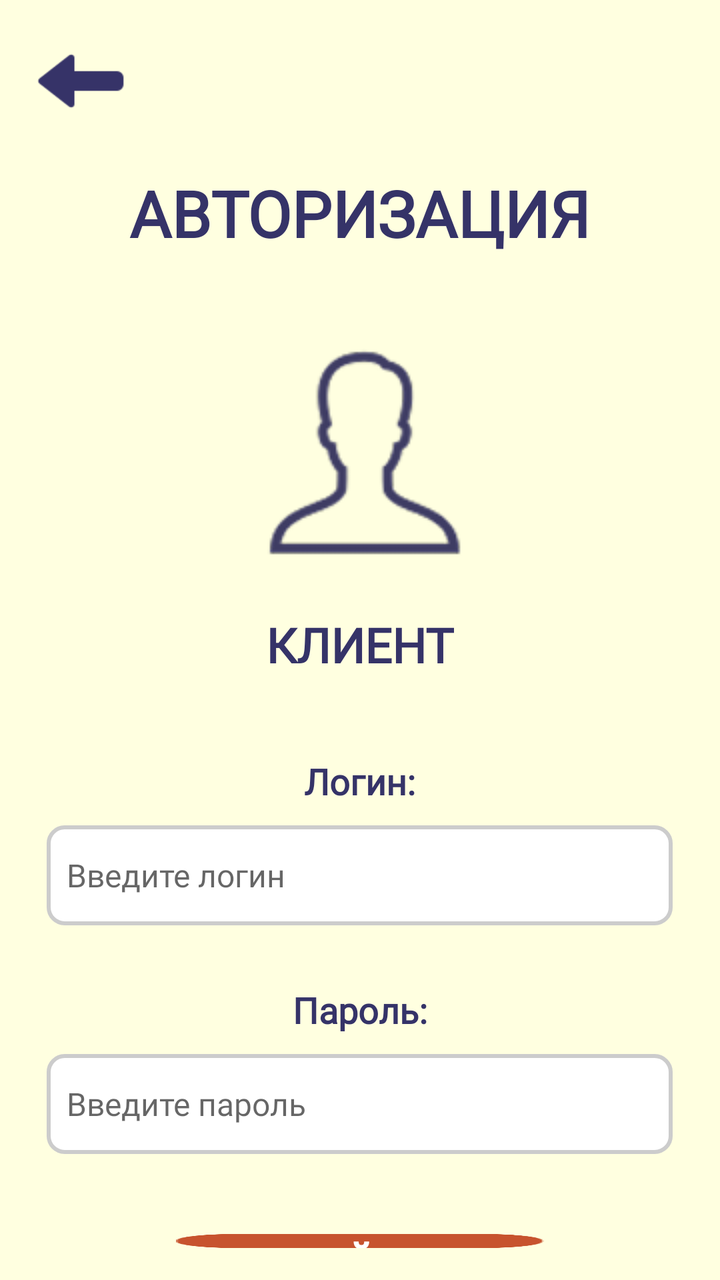
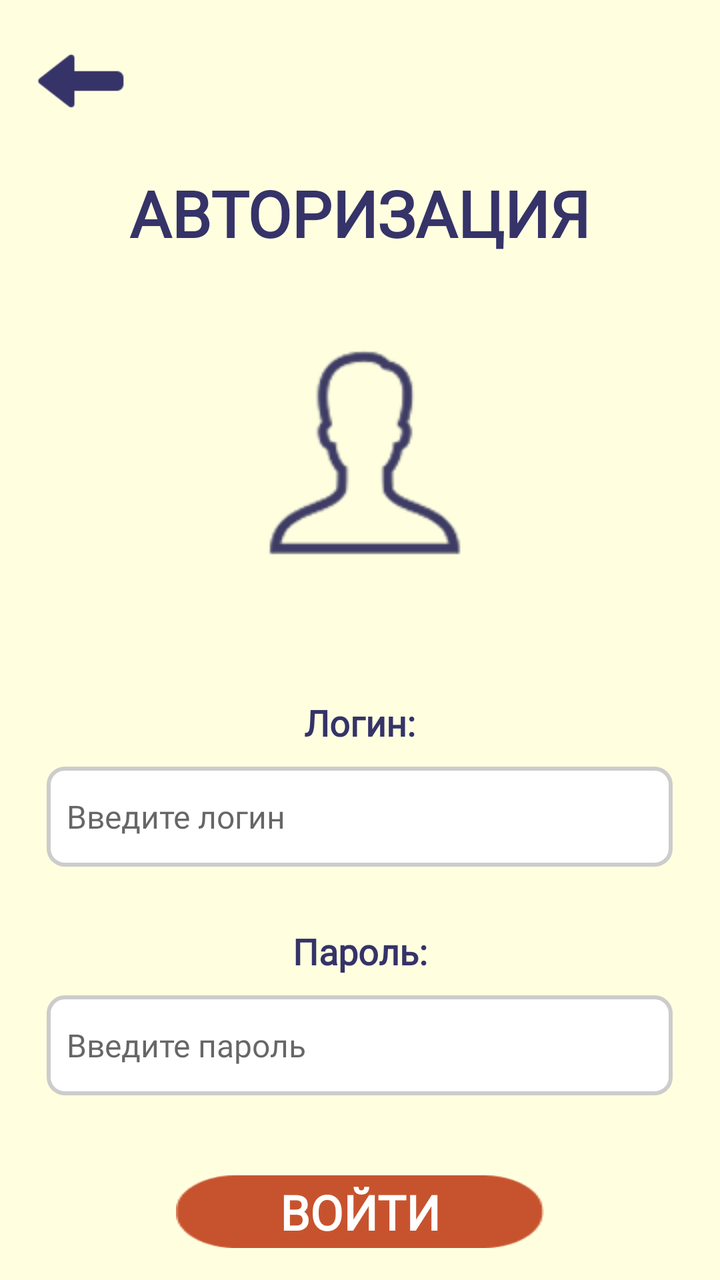

The first picture is an Android layout as it rendered before a commit; the second is the same layout after the commit. The layout source and the unified diff follow.
<!-- AndroidManifest.xml: application theme Theme.DoKusochka -->
<!-- res/layout/client_auth_screen.xml -->
<?xml version="1.0" encoding="utf-8"?>
<RelativeLayout xmlns:android="http://schemas.android.com/apk/res/android"
    android:layout_width="match_parent"
    android:layout_height="match_parent"
    android:background="#FFFFE0"
    android:padding="16dp">

    
    <ImageView
        android:id="@+id/backButton"
        android:layout_width="49dp"
        android:layout_height="49dp"
        android:src="@drawable/back_icon"
        android:rotation="180"
        android:layout_alignParentStart="true"
        android:layout_alignParentTop="true" />

    
    <TextView
        android:id="@+id/titleText"
        android:layout_width="wrap_content"
        android:layout_height="wrap_content"
        android:text="АВТОРИЗАЦИЯ"
        android:textColor="#353368"
        android:textSize="32sp"
        android:textStyle="bold"
        android:layout_below="@id/backButton"
        android:layout_centerHorizontal="true"
        android:layout_marginTop="20dp"
        android:fontFamily="@font/jost_bold" />

    
    <ImageView
        android:id="@+id/userIcon"
        android:layout_width="118dp"
        android:layout_height="118dp"
        android:src="@drawable/user_icon_front"
        android:layout_below="@id/titleText"
        android:layout_centerHorizontal="true"
        android:layout_marginTop="40dp" />

    
    <TextView
        android:id="@+id/clientText"
        android:layout_width="wrap_content"
        android:layout_height="wrap_content"
        android:text="КЛИЕНТ"
        android:textColor="#353368"
        android:textSize="24sp"
        android:textStyle="bold"
        android:layout_below="@id/userIcon"
        android:layout_centerHorizontal="true"
        android:layout_marginTop="20dp"
        android:fontFamily="@font/jost_bold" />

    
    <TextView
        android:id="@+id/loginLabel"
        android:layout_width="wrap_content"
        android:layout_height="wrap_content"
        android:text="Логин:"
        android:textColor="#353368"
        android:textSize="18sp"
        android:textStyle="bold"
        android:layout_below="@id/clientText"
        android:layout_centerHorizontal="true"
        android:layout_marginTop="40dp"
        android:fontFamily="@font/jost_bold" />

    <EditText
        android:id="@+id/loginEditText"
        android:layout_width="313dp"
        android:layout_height="50dp"
        android:background="@drawable/edittext_background"
        android:padding="10dp"
        android:textColor="#353368"
        android:textSize="16sp"
        android:hint="Введите логин"
        android:layout_below="@id/loginLabel"
        android:layout_centerHorizontal="true"
        android:layout_marginTop="10dp"
        android:maxLines="1"
        android:singleLine="true"
        android:fontFamily="@font/jost_regular" />

    
    <TextView
        android:id="@+id/passwordLabel"
        android:layout_width="wrap_content"
        android:layout_height="wrap_content"
        android:text="Пароль:"
        android:textColor="#353368"
        android:textSize="18sp"
        android:textStyle="bold"
        android:layout_below="@id/loginEditText"
        android:layout_centerHorizontal="true"
        android:layout_marginTop="30dp"
        android:fontFamily="@font/jost_bold" />

    <EditText
        android:id="@+id/passwordEditText"
        android:layout_width="313dp"
        android:layout_height="50dp"
        android:background="@drawable/edittext_background"
        android:padding="10dp"
        android:textColor="#353368"
        android:textSize="16sp"
        android:hint="Введите пароль"
        android:layout_below="@id/passwordLabel"
        android:layout_centerHorizontal="true"
        android:layout_marginTop="10dp"
        android:maxLines="1"
        android:singleLine="true"
        android:inputType="textPassword"
        android:fontFamily="@font/jost_regular" />

    
    <RelativeLayout
        android:id="@+id/loginButton"
        android:layout_width="184dp"
        android:layout_height="63dp"
        android:background="@drawable/dark_button_background"
        android:layout_below="@id/passwordEditText"
        android:layout_centerHorizontal="true"
        android:layout_marginTop="40dp"
        android:clickable="true"
        android:focusable="true">

        <TextView
            android:layout_width="wrap_content"
            android:layout_height="wrap_content"
            android:text="ВОЙТИ"
            android:textColor="#FFFFFF"
            android:textSize="24sp"
            android:textStyle="bold"
            android:layout_centerInParent="true"
            android:fontFamily="@font/jost_bold" />

    </RelativeLayout>

    
    <TextView
        android:id="@+id/registerText"
        android:layout_width="wrap_content"
        android:layout_height="wrap_content"
        android:text="НЕТ АККАУНТА? ЗАРЕГИСТРИРОВАТЬСЯ!"
        android:textColor="#7F353368"
        android:textSize="15sp"
        android:textStyle="normal"
        android:layout_below="@id/loginButton"
        android:layout_centerHorizontal="true"
        android:layout_marginTop="20dp"
        android:clickable="true"
        android:focusable="true"
        android:fontFamily="@font/jost_regular" />

</RelativeLayout>
<!-- resources referenced by this layout -->
<resources>
  <!-- drawable back_icon: png bitmap (drawable, 815 bytes) -->
  <!-- drawable dark_button_background: png bitmap (drawable, 1264 bytes) -->
  <!-- drawable edittext_background (drawable) -->
  <?xml version="1.0" encoding="utf-8"?>
  <shape xmlns:android="http://schemas.android.com/apk/res/android">
      <solid android:color="#FFFFFF" />
      <stroke
          android:width="2dp"
          android:color="#CCCCCC" />
      <corners android:radius="8dp" />
  </shape>
  <!-- drawable user_icon_front: png bitmap (drawable, 6544 bytes) -->
  <style name="Theme.DoKusochka" parent="Theme.AppCompat.Light.NoActionBar">
          <item name="android:windowBackground">#FFFFE0</item>
      </style>
</resources>

<!-- the commit's change to res/layout/client_auth_screen.xml (unified diff, before → after) -->
@@ -44,9 +44,9 @@
         android:id="@+id/clientText"
         android:layout_width="wrap_content"
         android:layout_height="wrap_content"
-        android:text="КЛИЕНТ"
+        android:text=""
         android:textColor="#353368"
-        android:textSize="24sp"
+        android:textSize="2sp"
         android:textStyle="bold"
         android:layout_below="@id/userIcon"
         android:layout_centerHorizontal="true"
